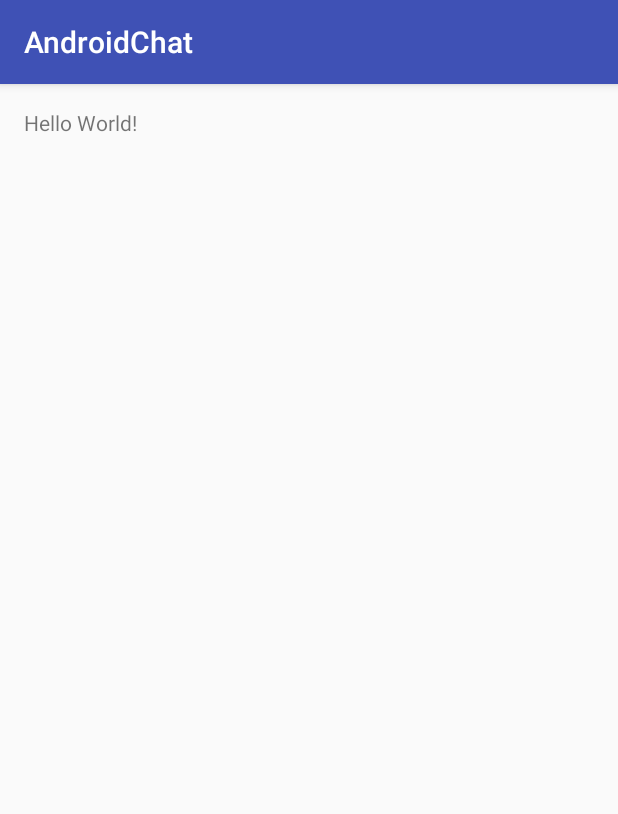
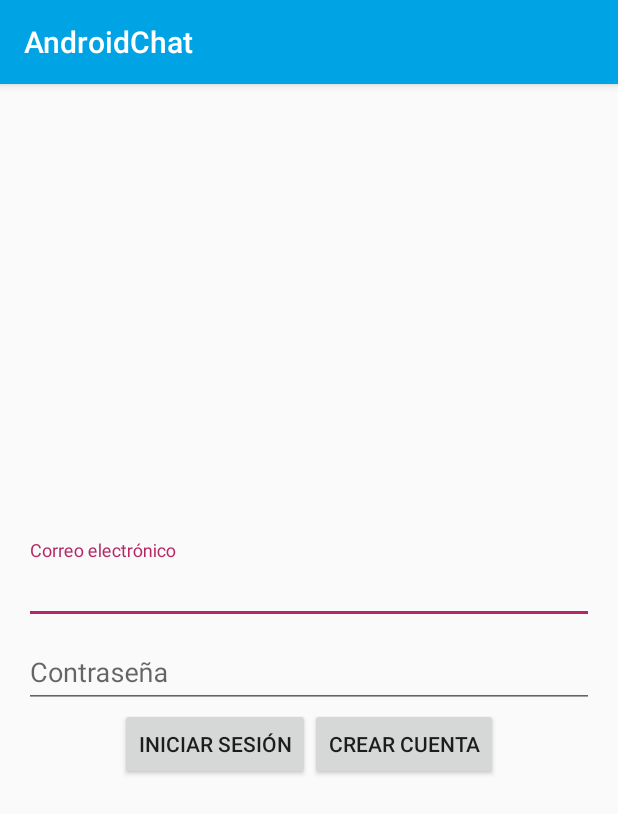
Before and after one commit to neslara/AndroidChat, an Android app: the screen it shows after launch (MainActivity), on a phone screen of 412 x 824 dp. Shown: the top 814 px of the screen. Run offline under Robolectric (Android 15) with nearby library versions, the phone set to English and light mode, and no system bars; our stand-ins replace ButterKnife.

Commit message:
Set layout

```diff
--- a/app/src/main/java/com/example/neslaram/androidchat/MainActivity.java
+++ b/app/src/main/java/com/example/neslaram/androidchat/MainActivity.java
@@ -1,13 +1,23 @@
 package com.example.neslaram.androidchat;
 
+import android.os.Bundle;
 import android.support.v7.app.AppCompatActivity;
-import android.os.Bundle;
+import android.support.v7.widget.Toolbar;
+
+import butterknife.Bind;
+import butterknife.ButterKnife;
 
 public class MainActivity extends AppCompatActivity {
+
+    @Bind(R.id.toolbar)
+    Toolbar toolbar;
 
     @Override
     protected void onCreate(Bundle savedInstanceState) {
         super.onCreate(savedInstanceState);
         setContentView(R.layout.activity_main);
+        ButterKnife.bind(this);
+        setSupportActionBar(toolbar);
+
     }
 }
--- a/app/src/main/res/layout/activity_main.xml
+++ b/app/src/main/res/layout/activity_main.xml
@@ -1,16 +1,28 @@
 <?xml version="1.0" encoding="utf-8"?>
-<RelativeLayout xmlns:android="http://schemas.android.com/apk/res/android"
+<android.support.design.widget.CoordinatorLayout xmlns:android="http://schemas.android.com/apk/res/android"
+    xmlns:app="http://schemas.android.com/apk/res-auto"
     xmlns:tools="http://schemas.android.com/tools"
     android:layout_width="match_parent"
     android:layout_height="match_parent"
-    android:paddingBottom="@dimen/activity_vertical_margin"
-    android:paddingLeft="@dimen/activity_horizontal_margin"
-    android:paddingRight="@dimen/activity_horizontal_margin"
-    android:paddingTop="@dimen/activity_vertical_margin"
-    tools:context="com.example.neslaram.androidchat.MainActivity">
+    android:fitsSystemWindows="true"
+    tools:context=".MainActivity">
 
-    <TextView
-        android:layout_width="wrap_content"
+    <android.support.design.widget.AppBarLayout
+        android:layout_width="match_parent"
         android:layout_height="wrap_content"
-        android:text="Hello World!" />
-</RelativeLayout>
+        android:theme="@style/AppTheme.AppBarOverlay">
+
+        <android.support.v7.widget.Toolbar
+            android:id="@+id/toolbar"
+            android:layout_width="match_parent"
+            android:layout_height="?attr/actionBarSize"
+            android:background="?attr/colorPrimary"
+            app:popupTheme="@style/AppTheme.PopupOverlay" />
+
+    </android.support.design.widget.AppBarLayout>
+
+
+    <include layout="@layout/content_main" />
+
+
+</android.support.design.widget.CoordinatorLayout>
--- /dev/null
+++ b/app/src/main/res/layout/content_main.xml
@@ -0,0 +1,74 @@
+<?xml version="1.0" encoding="utf-8"?>
+<merge xmlns:android="http://schemas.android.com/apk/res/android"
+    xmlns:app="http://schemas.android.com/apk/res-auto"
+    xmlns:tools="http://schemas.android.com/tools"
+    tools:context=".MainActivity"
+    tools:showIn="@layout/activity_main">
+
+    <LinearLayout
+        android:layout_width="match_parent"
+        android:layout_height="match_parent"
+        android:gravity="center"
+        android:orientation="vertical"
+        android:paddingBottom="@dimen/activity_vertical_margin"
+        android:paddingLeft="@dimen/activity_horizontal_margin"
+        android:paddingRight="@dimen/activity_horizontal_margin"
+        android:paddingTop="@dimen/activity_vertical_margin"
+        app:layout_behavior="@string/appbar_scrolling_view_behavior">
+
+        <android.support.design.widget.TextInputLayout
+            android:id="@+id/wrapperEmail"
+            android:layout_width="match_parent"
+            android:layout_height="wrap_content">
+
+            <android.support.design.widget.TextInputEditText
+                android:id="@+id/inputEmail"
+                android:layout_width="match_parent"
+                android:layout_height="wrap_content"
+                android:hint="@string/email"
+                android:inputType="textEmailAddress" />
+        </android.support.design.widget.TextInputLayout>
+
+        <android.support.design.widget.TextInputLayout
+            android:id="@+id/wrapperPassword"
+            android:layout_width="match_parent"
+            android:layout_height="wrap_content">
+
+            <android.support.design.widget.TextInputEditText
+                android:id="@+id/inputPassword"
+                android:layout_width="match_parent"
+                android:layout_height="wrap_content"
+                android:hint="@string/password"
+                android:inputType="textPassword" />
+        </android.support.design.widget.TextInputLayout>
+
+        <LinearLayout
+            android:id="@+id/layoutButtons"
+            android:layout_width="wrap_content"
+            android:layout_height="wrap_content">
+
+            <Button
+                android:id="@+id/bttnSignIn"
+                style="?android:attr/button"
+                android:layout_width="wrap_content"
+                android:layout_height="wrap_content"
+                android:text="@string/signin" />
+
+            <Button
+                android:id="@+id/bttnSignUp"
+                style="?android:attr/button"
+                android:layout_width="wrap_content"
+                android:layout_height="wrap_content"
+                android:text="@string/signup" />
+        </LinearLayout>
+
+        <ProgressBar
+            android:id="@+id/progressBar"
+            style="?android:attr/progressBarStyleLarge"
+            android:layout_width="wrap_content"
+            android:layout_height="wrap_content"
+            android:visibility="gone" />
+
+    </LinearLayout>
+
+</merge>
--- /dev/null
+++ b/app/src/main/res/values-v21/styles.xml
@@ -0,0 +1,9 @@
+<resources>
+
+    <style name="AppTheme.NoActionBar">
+        <item name="windowActionBar">false</item>
+        <item name="windowNoTitle">true</item>
+        <item name="android:windowDrawsSystemBarBackgrounds">true</item>
+        <item name="android:statusBarColor">@android:color/transparent</item>
+    </style>
+</resources>
--- a/app/src/main/res/values/colors.xml
+++ b/app/src/main/res/values/colors.xml
@@ -1,6 +1,6 @@
 <?xml version="1.0" encoding="utf-8"?>
 <resources>
-    <color name="colorPrimary">#3F51B5</color>
-    <color name="colorPrimaryDark">#303F9F</color>
-    <color name="colorAccent">#FF4081</color>
+    <color name="colorPrimary">#00a3e3</color>
+    <color name="colorPrimaryDark">#0269a1</color>
+    <color name="colorAccent">#b52664</color>
 </resources>
--- a/app/src/main/res/values/strings.xml
+++ b/app/src/main/res/values/strings.xml
@@ -1,3 +1,7 @@
 <resources>
     <string name="app_name">AndroidChat</string>
+    <string name="email">Correo electrónico</string>
+    <string name="password">Contraseña</string>
+    <string name="signin">Iniciar sesión</string>
+    <string name="signup">Crear cuenta</string>
 </resources>
--- a/app/src/main/res/values/styles.xml
+++ b/app/src/main/res/values/styles.xml
@@ -1,11 +1,20 @@
 <resources>
 
     <!-- Base application theme. -->
-    <style name="AppTheme" parent="Theme.AppCompat.Light.DarkActionBar">
+    <style name="AppTheme" parent="Theme.AppCompat.Light.NoActionBar">
         <!-- Customize your theme here. -->
         <item name="colorPrimary">@color/colorPrimary</item>
         <item name="colorPrimaryDark">@color/colorPrimaryDark</item>
         <item name="colorAccent">@color/colorAccent</item>
     </style>
 
+    <style name="AppTheme.NoActionBar">
+        <item name="windowActionBar">false</item>
+        <item name="windowNoTitle">true</item>
+    </style>
+
+    <style name="AppTheme.AppBarOverlay" parent="ThemeOverlay.AppCompat.Dark.ActionBar" />
+
+    <style name="AppTheme.PopupOverlay" parent="ThemeOverlay.AppCompat.Light" />
+
 </resources>
```
